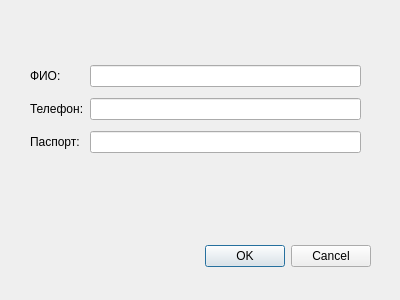
Qt form ui/dialog_for_main.ui (Daniel22874/Zaimer_app) before a commit.
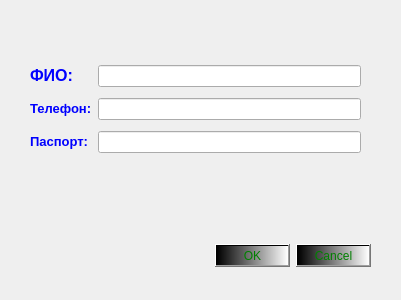
The same form after that commit.

Diff of the .ui file:
```diff
--- a/ui/dialog_for_main.ui
+++ b/ui/dialog_for_main.ui
@@ -6,7 +6,7 @@
    <rect>
     <x>0</x>
     <y>0</y>
-    <width>400</width>
+    <width>401</width>
     <height>300</height>
    </rect>
   </property>
@@ -22,6 +22,11 @@
      <height>32</height>
     </rect>
    </property>
+   <property name="styleSheet">
+    <string notr="true">background-color: qlineargradient(spread:pad, x1:0, y1:0, x2:1, y2:0, stop:0 rgba(0, 0, 0, 255), stop:1 rgba(255, 255, 255, 255));
+font: 75 9pt &quot;MS Shell Dlg 2&quot;;
+color: green;</string>
+   </property>
    <property name="orientation">
     <enum>Qt::Horizontal</enum>
    </property>
@@ -42,7 +47,7 @@
     <item row="0" column="0">
      <widget class="QLabel" name="label">
       <property name="text">
-       <string>ФИО:</string>
+       <string>&lt;html&gt;&lt;head/&gt;&lt;body&gt;&lt;p&gt;&lt;span style=&quot; font-size:12pt; font-weight:600; color:#0000ff;&quot;&gt;ФИО:&lt;/span&gt;&lt;/p&gt;&lt;/body&gt;&lt;/html&gt;</string>
       </property>
      </widget>
     </item>
@@ -52,7 +57,7 @@
     <item row="1" column="0">
      <widget class="QLabel" name="label_2">
       <property name="text">
-       <string>Телефон:</string>
+       <string>&lt;html&gt;&lt;head/&gt;&lt;body&gt;&lt;p&gt;&lt;span style=&quot; font-size:10pt; font-weight:600; color:#0000ff;&quot;&gt;Телефон:&lt;/span&gt;&lt;/p&gt;&lt;/body&gt;&lt;/html&gt;</string>
       </property>
      </widget>
     </item>
@@ -62,7 +67,7 @@
     <item row="2" column="0">
      <widget class="QLabel" name="label_3">
       <property name="text">
-       <string>Паспорт:</string>
+       <string>&lt;html&gt;&lt;head/&gt;&lt;body&gt;&lt;p&gt;&lt;span style=&quot; font-size:10pt; font-weight:600; color:#0000ff;&quot;&gt;Паспорт:&lt;/span&gt;&lt;/p&gt;&lt;/body&gt;&lt;/html&gt;</string>
       </property>
      </widget>
     </item>
@@ -71,6 +76,22 @@
     </item>
    </layout>
   </widget>
+  <widget class="QLabel" name="label_4">
+   <property name="geometry">
+    <rect>
+     <x>6</x>
+     <y>2</y>
+     <width>391</width>
+     <height>291</height>
+    </rect>
+   </property>
+   <property name="text">
+    <string/>
+   </property>
+  </widget>
+  <zorder>label_4</zorder>
+  <zorder>buttonBox</zorder>
+  <zorder>layoutWidget</zorder>
  </widget>
  <resources/>
  <connections>
```
